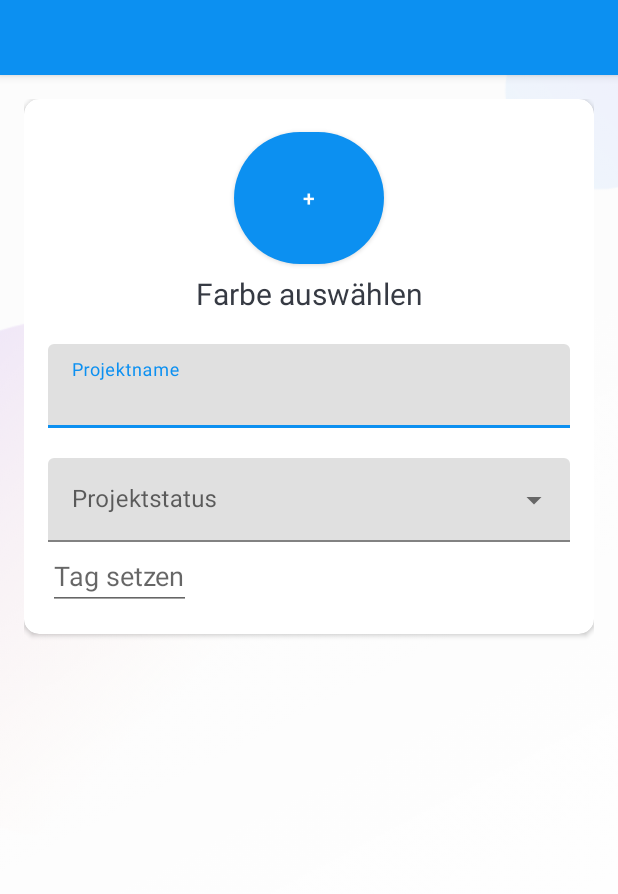
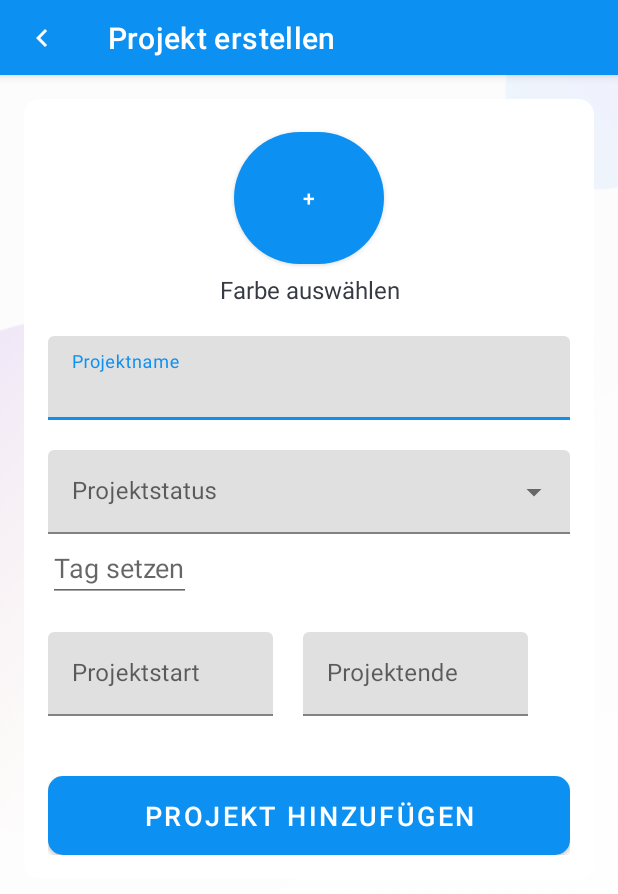
Before and after one commit to obause/MyProjects, an Android app: the AddProject screen opened directly, with no data from a screen before it, on a phone screen of 412 x 824 dp. Shown: the top 894 px of the screen. Run offline under Robolectric (Android 15) with nearby library versions, the phone set to English and light mode, and no system bars; our stand-ins replace Firebase (no records; nobody signed in at launch, a user with empty details on screens opened directly); libraries missing offline, so code that uses them is left out: petrov.kristiyan.colorpicker; Roboto replaces fonts that are not available here.

Commit message:
Projektdaten in Firestore + Projekterstellung überarbeitet

```diff
--- a/app/src/main/java/de/hochschulehannover/myprojects/AddProject.java
+++ b/app/src/main/java/de/hochschulehannover/myprojects/AddProject.java
@@ -2,7 +2,9 @@
 
 //import de.hochschulehannover.myprojects.ProjectListActivity.projectItems;
 
+import androidx.appcompat.app.ActionBar;
 import androidx.appcompat.app.AppCompatActivity;
+import androidx.appcompat.widget.Toolbar;
 
 import android.app.DatePickerDialog;
 import android.content.ContentValues;
@@ -11,29 +13,46 @@
 import android.graphics.drawable.GradientDrawable;
 import android.os.Bundle;
 import android.text.InputType;
+import android.util.Log;
 import android.view.View;
 import android.widget.ArrayAdapter;
+import android.widget.AutoCompleteTextView;
 import android.widget.Button;
 import android.widget.DatePicker;
 import android.widget.EditText;
 import android.widget.Spinner;
 import android.widget.TextView;
 
+import java.util.ArrayList;
 import java.util.Calendar;
 
+import de.hochschulehannover.myprojects.firebase.FirestoreClass;
+import de.hochschulehannover.myprojects.model.Project;
+import de.hochschulehannover.myprojects.var.Constants;
 import petrov.kristiyan.colorpicker.ColorPicker;
 
-public class AddProject extends AppCompatActivity {
+public class AddProject extends BaseActivity {
 
-    EditText projectNameEditText;
+    Toolbar toolbar;
+
     Spinner statusSpinner;
-
     TextView startDateEditText;
     TextView endDateEditText;
     DatePickerDialog picker;
 
     Button pickColorButton;
+    EditText projectNameEditText;
+    EditText projectTagEditText;
+    AutoCompleteTextView projectStatusText;
+    EditText projectStartEditText;
+    EditText projectEndEditText;
+    Button addProjectButton;
 
+    private String userName;
+    private String projectColor = String.valueOf(Color.WHITE);
+
+
+    /* Alte Methode
     public void addProject(View view) {
         DBHelper dbHelper = new DBHelper(this);
 
@@ -47,6 +66,23 @@
         ProjectListActivity.readProjects(dbHelper);
         ProjectListActivity.arrayAdapter.notifyDataSetChanged();
         finish();
+    }
+    */
+
+    public void createProject() {
+        ArrayList<String> assignedUsers = new ArrayList<>();
+        assignedUsers.add(getUserId());
+
+        String projectName = projectNameEditText.getText().toString();
+        String projectStatus = projectStatusText.getText().toString();
+        String projectTag = projectTagEditText.getText().toString();
+        String projectStartDate = projectStartEditText.getText().toString();
+        String projectEndDate = projectEndEditText.getText().toString();
+
+        Log.i("ProjectDetails", projectName + projectStatus);
+
+        Project project = new Project(projectName, projectColor, userName, assignedUsers, projectTag, projectStartDate, projectEndDate);
+        new FirestoreClass().createProject(this, project);
     }
 
     public static void writeProject (DBHelper dbHelper, String name, String status, String projectStartDate, String projectEndDate) {
@@ -65,6 +101,9 @@
         super.onCreate(savedInstanceState);
         setContentView(R.layout.activity_add_project);
 
+        toolbar = findViewById(R.id.addProjectToolbar);
+        setupActionBar();
+
         pickColorButton = findViewById(R.id.pickColorButton);
 
         pickColorButton.setOnClickListener(new View.OnClickListener() {
@@ -78,11 +117,12 @@
                         //view.background.colorFilter = BlendModeColorFilter(Color.parseColor("#343434"), BlendMode.SRC_ATOP)
                         //GradientDrawable bgShape = (GradientDrawable)pickColorButton.getBackground();
                         //bgShape.setColor(color);
+                        projectColor = String.valueOf(color);
                     }
 
                     @Override
                     public void onCancel(){
-                        // put code
+
                     }
                 })
                         .setTitle("Wähle eine Farbe für dein Projekt")
@@ -92,9 +132,30 @@
             }
         });
 
+        if (getIntent().hasExtra(Constants.NAME)) {
+            userName = getIntent().getStringExtra(Constants.NAME);
+        }
+
         projectNameEditText = findViewById(R.id.projectNameEditText);
+        projectTagEditText = findViewById(R.id.projectTagEditText);
+        projectStatusText = findViewById(R.id.projectStatusText);
+        projectStartEditText = findViewById(R.id.projectStartEditText);
+        projectEndEditText = findViewById(R.id.projectEndEditText);
 
-        startDateEditText = findViewById(R.id.startDateEditText);
+        addProjectButton = findViewById(R.id.createProjectButton);
+        addProjectButton.setOnClickListener(new View.OnClickListener() {
+            @Override
+            public void onClick(View view) {
+                if (projectNameEditText != null && projectStatusText != null) {
+                    createProject();
+                } else {
+                    showErrorSnackBar("Projektname und Status müssen ausgefüllt sein");
+                }
+
+            }
+        });
+
+        /*startDateEditText = findViewById(R.id.startDateEditText);
         startDateEditText.setInputType(InputType.TYPE_NULL);
         startDateEditText.setOnClickListener(new View.OnClickListener() {
             @Override
@@ -135,14 +196,43 @@
                 picker.show();
             }
         });
+         */
 
-        statusSpinner = (Spinner) findViewById(R.id.statusSpinner);
+        //statusSpinner = (Spinner) findViewById(R.id.statusSpinner);
         // Create an ArrayAdapter using the string array and a default spinner layout
-        ArrayAdapter<CharSequence> adapter = ArrayAdapter.createFromResource(this,
-                R.array.project_status_array, android.R.layout.simple_spinner_item);
+        //ArrayAdapter<CharSequence> adapter = ArrayAdapter.createFromResource(this,
+        //        R.array.project_status_array, android.R.layout.simple_spinner_item);
         // Specify the layout to use when the list of choices appears
-        adapter.setDropDownViewResource(android.R.layout.simple_spinner_dropdown_item);
+        //adapter.setDropDownViewResource(android.R.layout.simple_spinner_dropdown_item);
         // Apply the adapter to the spinner
-        statusSpinner.setAdapter(adapter);
+        //statusSpinner.setAdapter(adapter);
+
+        //Material DropDown mit Auswahlmöglichkeiten füllen
+        String[] statusList = getResources().getStringArray(R.array.project_status_array);
+        ArrayAdapter adapter = new ArrayAdapter(this, R.layout.drop_down_item, statusList);
+        projectStatusText.setAdapter(adapter);
+    }
+
+    public void projectCreatedSuccessfully() {
+        hideDialog();
+        finish();
+    }
+
+    // Custom ActionBar initialisieren
+    private void setupActionBar() {
+        setSupportActionBar(toolbar);
+        ActionBar actionBar = getSupportActionBar();
+        if (actionBar != null) {
+            actionBar.setDisplayHomeAsUpEnabled(true);
+            actionBar.setHomeAsUpIndicator(R.drawable.ic_white_back_24dp);
+            actionBar.setTitle(R.string.create_project_title);
+        }
+
+        toolbar.setNavigationOnClickListener(new View.OnClickListener() {
+            @Override
+            public void onClick(View view) {
+                onBackPressed();
+            }
+        });
     }
 }
--- a/app/src/main/java/de/hochschulehannover/myprojects/BaseActivity.java
+++ b/app/src/main/java/de/hochschulehannover/myprojects/BaseActivity.java
@@ -14,6 +14,7 @@
 import androidx.core.content.ContextCompat;
 
 import com.google.android.material.snackbar.Snackbar;
+import com.google.firebase.auth.FirebaseAuth;
 
 /**
  * <h2>Oberklasse BaseActivity</h2>
@@ -40,9 +41,15 @@
     private Boolean doubleBackExit = false;
     private Dialog progressDialog;
 
+    public FirebaseAuth mAuth = FirebaseAuth.getInstance();
+
     @Override
     protected void onCreate(@Nullable Bundle savedInstanceState) {
         super.onCreate(savedInstanceState);
+    }
+
+    public String getUserId() {
+        return mAuth.getCurrentUser().getUid();
     }
 
     /*
--- a/app/src/main/res/layout/activity_add_project.xml
+++ b/app/src/main/res/layout/activity_add_project.xml
@@ -13,7 +13,7 @@
         android:theme="@style/Theme.MyProjects.AppBarOverlay">
 
         <androidx.appcompat.widget.Toolbar
-            android:id="@+id/projectListToolbar"
+            android:id="@+id/addProjectToolbar"
             android:layout_width="wrap_content"
             android:layout_height="50dp"
             android:background="?colorPrimary"
@@ -53,7 +53,7 @@
                     android:layout_width="match_parent"
                     android:layout_height="wrap_content"
                     android:text="Farbe auswählen"
-                    android:textSize="20sp"
+                    android:textSize="16sp"
                     android:textColor="@color/primary_text_color"
                     android:textAlignment="center" />
 
@@ -63,6 +63,7 @@
                     android:layout_marginTop="20dp">
 
                     <androidx.appcompat.widget.AppCompatEditText
+                        android:id="@+id/projectNameEditText"
                         android:layout_width="match_parent"
                         android:layout_height="wrap_content"
                         android:hint="@string/project_name"
@@ -78,6 +79,7 @@
                     android:hint="@string/project_status">
 
                     <AutoCompleteTextView
+                        android:id="@+id/projectStatusText"
                         android:layout_width="match_parent"
                         android:layout_height="wrap_content"
                         android:inputType="none"
@@ -86,7 +88,7 @@
                 </com.google.android.material.textfield.TextInputLayout>
 
                 <com.google.android.material.textfield.TextInputEditText
-                    android:id="@+id/projectNameEditText"
+                    android:id="@+id/projectTagEditText"
                     android:layout_width="wrap_content"
                     android:layout_height="match_parent"
                     android:hint="Tag setzen"
@@ -94,6 +96,56 @@
                     android:textSize="18sp"
                     android:layout_gravity="start"/>
 
+                <LinearLayout
+                    android:layout_width="match_parent"
+                    android:layout_height="wrap_content">
+
+                    <com.google.android.material.textfield.TextInputLayout
+                        android:layout_width="150dp"
+                        android:layout_height="wrap_content"
+                        android:layout_marginTop="20dp"
+                        android:layout_marginRight="10dp">
+
+                        <androidx.appcompat.widget.AppCompatEditText
+                            android:id="@+id/projectStartEditText"
+                            android:layout_width="match_parent"
+                            android:layout_height="wrap_content"
+                            android:hint="@string/project_start"
+                            android:inputType="text"
+                            android:textSize="16sp" />
+                    </com.google.android.material.textfield.TextInputLayout>
+
+                    <com.google.android.material.textfield.TextInputLayout
+                        android:layout_width="150dp"
+                        android:layout_height="wrap_content"
+                        android:layout_marginTop="20dp"
+                        android:layout_marginLeft="10dp">
+
+                        <androidx.appcompat.widget.AppCompatEditText
+                            android:id="@+id/projectEndEditText"
+                            android:layout_width="match_parent"
+                            android:layout_height="wrap_content"
+                            android:hint="@string/project_end"
+                            android:inputType="text"
+                            android:textSize="16sp" />
+                    </com.google.android.material.textfield.TextInputLayout>
+
+                </LinearLayout>
+
+                <Button
+                    android:id="@+id/createProjectButton"
+                    android:layout_width="match_parent"
+                    android:layout_height="wrap_content"
+                    android:layout_gravity="center"
+                    android:layout_marginTop="40dp"
+                    android:gravity="center"
+                    android:background="@drawable/shape_button_rounded"
+                    android:paddingTop="8dp"
+                    android:paddingBottom="8dp"
+                    android:foreground="?attr/selectableItemBackground"
+                    android:text="@string/create_project_button"
+                    android:textColor="@color/white"
+                    android:textSize="18sp" />
 
             </LinearLayout>
 
@@ -101,111 +153,4 @@
 
     </LinearLayout>
 
-
-    <TextView
-        android:id="@+id/textView5"
-        android:layout_width="wrap_content"
-        android:layout_height="wrap_content"
-        android:layout_marginStart="32dp"
-        android:layout_marginTop="32dp"
-        android:layout_marginEnd="32dp"
-        android:text="Neues Projekt hinzufügen"
-        android:textSize="20sp"
-        app:layout_constraintEnd_toEndOf="parent"
-        app:layout_constraintStart_toStartOf="parent"
-        app:layout_constraintTop_toTopOf="parent" />
-
-    <EditText
-        android:id="@+id/projectNameEditText_old"
-        android:layout_width="0dp"
-        android:layout_height="wrap_content"
-        android:layout_marginStart="32dp"
-        android:layout_marginTop="120dp"
-        android:layout_marginEnd="32dp"
-        android:ems="10"
-        android:hint="Projektname"
-        android:inputType="textPersonName"
-        app:layout_constraintEnd_toEndOf="parent"
-        app:layout_constraintStart_toStartOf="parent"
-        app:layout_constraintTop_toBottomOf="@+id/textView5" />
-
-    <Spinner
-        android:id="@+id/statusSpinner"
-        android:layout_width="0dp"
-        android:layout_height="wrap_content"
-        android:layout_marginTop="32dp"
-        android:layout_marginEnd="32dp"
-        app:layout_constraintEnd_toEndOf="parent"
-        app:layout_constraintTop_toBottomOf="@+id/projectNameEditText" />
-
-    <TextView
-        android:id="@+id/textView7"
-        android:layout_width="wrap_content"
-        android:layout_height="wrap_content"
-        android:layout_marginStart="32dp"
-        android:layout_marginTop="32dp"
-        android:text="Projektstatus"
-        android:textSize="18sp"
-        app:layout_constraintStart_toStartOf="parent"
-        app:layout_constraintTop_toBottomOf="@+id/projectNameEditText" />
-
-    <EditText
-        android:id="@+id/startDateEditText"
-        android:layout_width="wrap_content"
-        android:layout_height="wrap_content"
-        android:layout_marginTop="16dp"
-        android:layout_marginEnd="32dp"
-        android:ems="10"
-        android:inputType="date"
-        app:layout_constraintEnd_toEndOf="parent"
-        app:layout_constraintTop_toBottomOf="@+id/statusSpinner" />
-
-    <TextView
-        android:id="@+id/textView8"
-        android:layout_width="wrap_content"
-        android:layout_height="wrap_content"
-        android:layout_marginStart="32dp"
-        android:layout_marginTop="32dp"
-        android:text="Projektstart"
-        android:textSize="18sp"
-        app:layout_constraintStart_toStartOf="parent"
-        app:layout_constraintTop_toBottomOf="@+id/textView7" />
-
-    <EditText
-        android:id="@+id/endDateEditText"
-        android:layout_width="wrap_content"
-        android:layout_height="wrap_content"
-        android:layout_marginTop="16dp"
-        android:layout_marginEnd="32dp"
-        android:ems="10"
-        android:inputType="date"
-        app:layout_constraintEnd_toEndOf="parent"
-        app:layout_constraintTop_toBottomOf="@+id/startDateEditText" />
-
-    <TextView
-        android:id="@+id/textView9"
-        android:layout_width="wrap_content"
-        android:layout_height="wrap_content"
-        android:layout_marginStart="32dp"
-        android:layout_marginTop="32dp"
-        android:text="Projektende"
-        android:textSize="18sp"
-        app:layout_constraintStart_toStartOf="parent"
-        app:layout_constraintTop_toBottomOf="@+id/textView8" />
-
-    <Button
-        android:id="@+id/button"
-        android:layout_width="0dp"
-        android:layout_height="wrap_content"
-        android:layout_marginStart="32dp"
-        android:layout_marginEnd="32dp"
-        android:layout_marginBottom="32dp"
-        android:onClick="addProject"
-        android:text="Projekt speichern"
-        app:layout_constraintBottom_toBottomOf="parent"
-        app:layout_constraintEnd_toEndOf="parent"
-        app:layout_constraintStart_toStartOf="parent" />
-
-
-
 </LinearLayout>
--- a/app/src/main/res/layout/app_bar_main.xml
+++ b/app/src/main/res/layout/app_bar_main.xml
@@ -21,7 +21,7 @@
     <include layout="@layout/content_main" />
 
     <com.google.android.material.floatingactionbutton.FloatingActionButton
-        android:id="@+id/fab_create_project"
+        android:id="@+id/createProjectFab"
         android:layout_width="wrap_content"
         android:layout_height="wrap_content"
         android:layout_gravity="bottom|end"
--- a/app/src/main/res/values/projectStatusStrings.xml
+++ b/app/src/main/res/values/projectStatusStrings.xml
@@ -2,10 +2,8 @@
 <resources>
     <string-array name="project_status_array">
         <item>In Planung</item>
-        <item>Nicht gestartet</item>
         <item>In Arbeit</item>
         <item>Abgeschlossen</item>
-        <item>Unterbrochen</item>
         <item>Abgebrochen</item>
     </string-array>
 </resources>
--- a/app/src/main/res/values/strings.xml
+++ b/app/src/main/res/values/strings.xml
@@ -44,4 +44,9 @@
     <string name="project_status">Projektstatus</string>
     <string name="create_project_title">Projekt erstellen</string>
     <string name="create">ERSTELLEN</string>
+    <string name="project_start">Projektstart</string>
+    <string name="project_end">Projektende</string>
+    <string name="create_project_button">Projekt hinzufügen</string>
+    <!-- Projektübersicht -->
+    <string name="no_projects">Du hast bisher keine Projekte angelegt. Füge dein erstes Projekt hinzu!</string>
 </resources>
```
Also changed, not shown: app/src/main/java/de/hochschulehannover/myprojects/ProfileActivity.java (+6 -21 lines), app/src/main/java/de/hochschulehannover/myprojects/ProjectListActivity.java (+19 -5 lines), app/src/main/java/de/hochschulehannover/myprojects/firebase/FirestoreClass.java (+22 -0 lines), app/src/main/java/de/hochschulehannover/myprojects/model/Project.java (added, +65 -0 lines), app/src/main/java/de/hochschulehannover/myprojects/var/Constants.java (+21 -0 lines), app/src/main/res/layout/drop_down_item.xml (added, +8 -0 lines).
